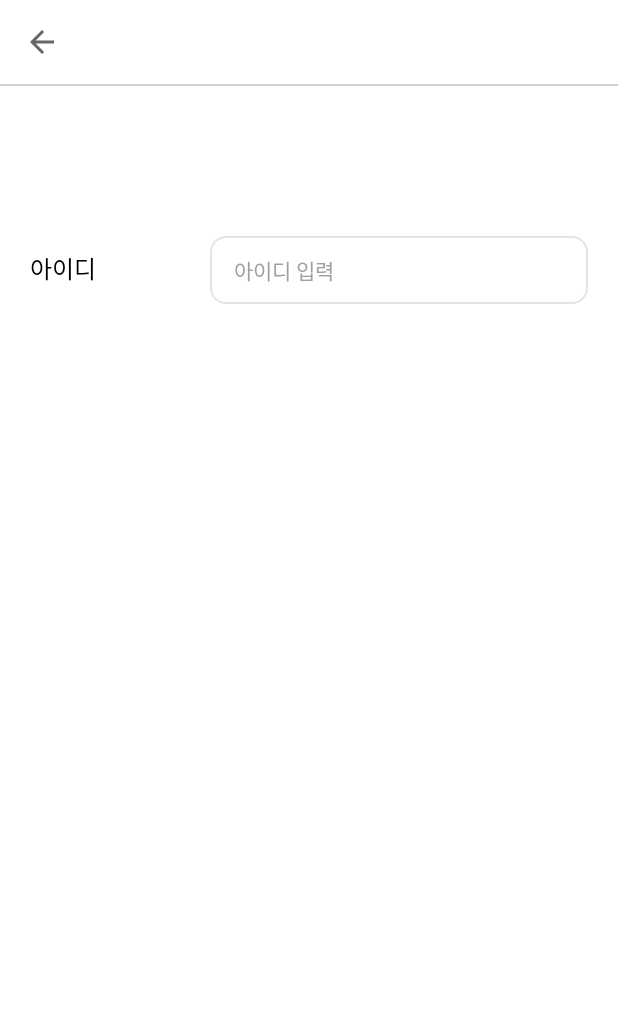
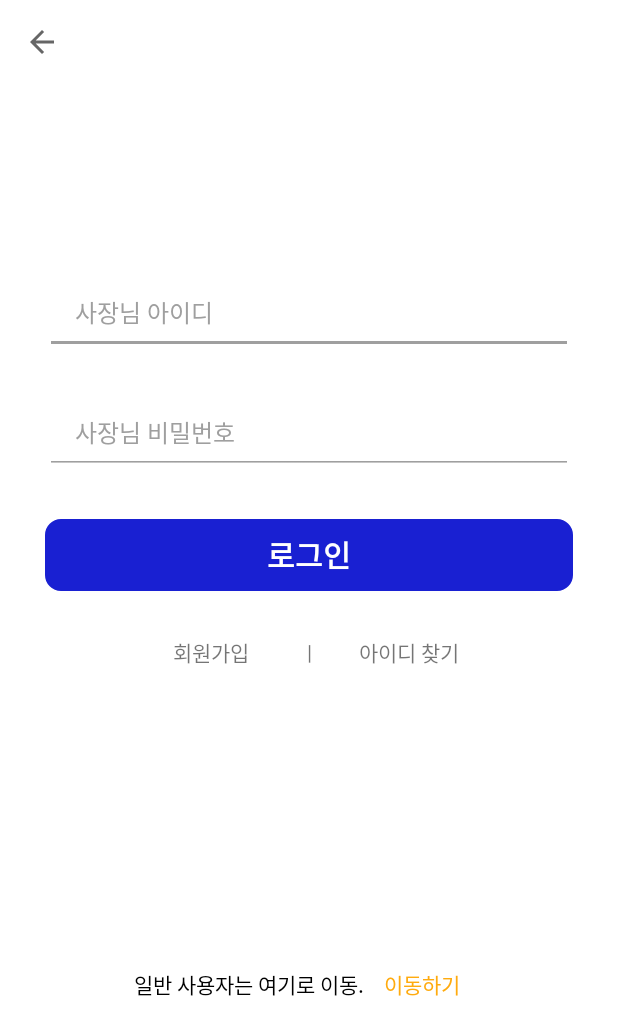
Before and after one commit to TUK-senier-project/Android_TruckSnack, an Android app: the SellerLoginActivity screen opened directly, with no data from a screen before it, on a phone screen of 412 x 824 dp. Shown: the top 1035 px of the screen. Run offline under Robolectric (Android 15) with nearby library versions, the phone set to English and light mode, and no system bars; libraries missing offline, so code that uses them is left out: arrow.core.

Commit message:
Seller 로그인 및 아이디 찾기 기능 (성공시 처리완료. 실패시 기능 미완료.)

```diff
--- a/app/build.gradle
+++ b/app/build.gradle
@@ -52,6 +52,9 @@ dependencies {
     implementation("androidx.navigation:navigation-fragment-ktx:2.5.3")
     implementation("androidx.navigation:navigation-ui-ktx:2.5.3")
 
+    // arrow(Either 사용하기 위해)
+    implementation 'io.arrow-kt:arrow-core:1.1.0'
+
     // Gson
     implementation 'com.google.code.gson:gson:2.9.0'
 
--- a/app/src/main/AndroidManifest.xml
+++ b/app/src/main/AndroidManifest.xml
@@ -6,7 +6,7 @@
     <uses-permission android:name="android.permission.INTERNET" />
     <uses-permission android:name="android.permission.ACCESS_FINE_LOCATION" />
     <uses-permission android:name="android.permission.ACCESS_COARSE_LOCATION" />
-    <uses-permission android:name="android.permission.ACCESS_NETWORK_STATE"/>
+    <uses-permission android:name="android.permission.ACCESS_NETWORK_STATE" />
     <uses-permission
         android:name="android.permission.QUERY_ALL_PACKAGES"
         tools:ignore="QueryAllPackagesPermission" />
@@ -29,10 +29,10 @@
         android:usesCleartextTraffic="true"
         tools:targetApi="31">
         <activity
-            android:name=".SellerLoginActivity"
+            android:name=".seller_login.SellerLoginActivity"
             android:exported="false" />
         <activity
-            android:name=".SellerRegister.SellerRegisterActivity"
+            android:name=".seller_register.SellerRegisterActivity"
             android:exported="false" />
         <activity
             android:name=".LocationRegisterActivity"
--- a/app/src/main/java/com/example/icontest2/LoginActivity.kt
+++ b/app/src/main/java/com/example/icontest2/LoginActivity.kt
@@ -4,8 +4,9 @@ import android.content.Intent
 import androidx.appcompat.app.AppCompatActivity
 import android.os.Bundle
 import android.widget.Toast
-import com.example.icontest2.SellerRegister.SellerRegisterActivity
+import com.example.icontest2.seller_register.SellerRegisterActivity
 import com.example.icontest2.databinding.ActivityLoginBinding
+import com.example.icontest2.seller_login.SellerLoginActivity
 
 class LoginActivity : AppCompatActivity() {
     private lateinit var binding : ActivityLoginBinding
@@ -30,7 +31,7 @@ class LoginActivity : AppCompatActivity() {
             // 고객 DB정보 넘겨주고 로그인 처리하기
         }
         binding.sellerLoginBtn.setOnClickListener {
-            val intent = Intent(this, SellerRegisterActivity::class.java)
+            val intent = Intent(this, SellerLoginActivity::class.java)
             startActivity(intent)
             // 사장 DB정보 넘겨주고 로그인 처리하기
         }
--- a/app/src/main/java/com/example/icontest2/SellerAPI.kt
+++ b/app/src/main/java/com/example/icontest2/SellerAPI.kt
@@ -1,7 +1,11 @@
 package com.example.icontest2
 
-import com.example.icontest2.SellerRegister.SellerCheckIdDTO
-import com.example.icontest2.SellerRegister.SellerRegisterDTO
+import com.example.icontest2.seller_login.SellerIdFindDTO
+import com.example.icontest2.seller_login.SellerLoginDTO
+import com.example.icontest2.seller_login.SellerLoginErrorResponse
+import com.example.icontest2.seller_login.SellerLoginResponse
+import com.example.icontest2.seller_register.SellerCheckIdDTO
+import com.example.icontest2.seller_register.SellerRegisterDTO
 import retrofit2.Response
 import retrofit2.http.Body
 import retrofit2.http.POST
@@ -11,4 +15,8 @@ interface SellerAPI {
     suspend fun registerSeller(@Body sellerData: SellerRegisterDTO): Response<Unit>
     @POST("/seller/register-check")
     suspend fun registerSellerIdCheck(@Body sellerData: SellerCheckIdDTO): String
+    @POST("/seller/idfind")
+    suspend fun sellerIdFind(@Body sellerData: SellerIdFindDTO): String
+    @POST("/seller/login")
+    suspend fun sellerLogin(@Body sellerData: SellerLoginDTO): Response<SellerLoginResponse>
 }
--- a/app/src/main/java/com/example/icontest2/SellerLoginActivity.kt
+++ /dev/null
@@ -1,23 +0,0 @@
-package com.example.icontest2
-
-import androidx.appcompat.app.AppCompatActivity
-import android.os.Bundle
-import com.example.icontest2.databinding.ActivitySellerLoginBinding
-
-class SellerLoginActivity : AppCompatActivity() {
-    private lateinit var binding : ActivitySellerLoginBinding
-
-    override fun onCreate(savedInstanceState: Bundle?) {
-        super.onCreate(savedInstanceState)
-        binding = ActivitySellerLoginBinding.inflate(layoutInflater)
-        setContentView(binding.root)
-
-        // ToolBar 설정, 제목, 버튼 활성화, 아이콘 클릭 가능 설정
-        setSupportActionBar(binding.sellerLoginToolbar) // 생성시 ()안에 id 변경.
-        supportActionBar?.title = ""
-        supportActionBar?.setDisplayHomeAsUpEnabled(true)
-        supportActionBar?.setDisplayShowHomeEnabled(true)
-
-
-    }
-}
--- /dev/null
+++ b/app/src/main/java/com/example/icontest2/seller_login/SellerLoginActivity.kt
@@ -0,0 +1,210 @@
+package com.example.icontest2.seller_login
+
+import android.content.ContentValues
+import android.content.ContentValues.TAG
+import android.content.Intent
+import android.graphics.Color
+import androidx.appcompat.app.AppCompatActivity
+import android.os.Bundle
+import android.util.Log
+import android.view.LayoutInflater
+import android.view.MenuItem
+import android.view.View
+import android.widget.Button
+import android.widget.EditText
+import android.widget.TextView
+import android.widget.Toast
+import androidx.appcompat.app.AlertDialog
+import arrow.core.Either
+import com.example.icontest2.*
+import com.example.icontest2.databinding.ActivitySellerLoginBinding
+import com.example.icontest2.seller_register.SellerCheckIdDTO
+import com.example.icontest2.seller_register.SellerRegisterActivity
+import com.example.icontest2.seller_register.SellerRegisterDTO
+import com.google.gson.GsonBuilder
+import kotlinx.coroutines.Dispatchers
+import kotlinx.coroutines.GlobalScope
+import kotlinx.coroutines.launch
+import retrofit2.Retrofit
+import retrofit2.converter.gson.GsonConverterFactory
+
+class SellerLoginActivity : AppCompatActivity() {
+    private lateinit var binding : ActivitySellerLoginBinding
+
+    override fun onCreate(savedInstanceState: Bundle?) {
+        super.onCreate(savedInstanceState)
+        binding = ActivitySellerLoginBinding.inflate(layoutInflater)
+        setContentView(binding.root)
+
+        // ToolBar 설정, 제목, 버튼 활성화, 아이콘 클릭 가능 설정
+        setSupportActionBar(binding.sellerLoginToolbar) // 생성시 ()안에 id 변경.
+        supportActionBar?.title = ""
+        supportActionBar?.setDisplayHomeAsUpEnabled(true)
+        supportActionBar?.setDisplayShowHomeEnabled(true)
+
+        val gson = GsonBuilder()
+            .setLenient()
+            .create()
+
+        val retrofit = Retrofit.Builder()
+            .baseUrl("http://13.209.18.214:8080")
+            .addConverterFactory(GsonConverterFactory.create(gson))
+            .build()
+
+        // 일반 사용자 로그인으로 이동하기 버튼 클릭 시
+        binding.sellerLoginMoveCustomerLoginTv.setOnClickListener {
+            val intent = Intent(this, LoginActivity::class.java)
+            startActivity(intent)
+        }
+        // 회원가입 버튼 클릭 시
+        binding.sellerLoginRegisterTv.setOnClickListener {
+            val intent = Intent(this, SellerRegisterActivity::class.java)
+            startActivity(intent)
+        }
+        // 아이디 찾기 버튼 클릭 시
+        binding.sellerLoginFindIdTv.setOnClickListener {
+            // Dialog만들기
+            val mDialogView = LayoutInflater.from(this).inflate(R.layout.seller_find_id_dialog, null)
+            val mBuilder = AlertDialog.Builder(this)
+                .setView(mDialogView)
+                .setTitle("아이디 찾기")
+            mBuilder.show()
+
+            val findIdBtn = mDialogView.findViewById<Button>(R.id.seller_find_id_btn)
+            findIdBtn.setOnClickListener {
+                val businessName = mDialogView.findViewById<EditText>(R.id.seller_find_id_name_edt).text.toString()
+                val phoneNumber = mDialogView.findViewById<EditText>(R.id.seller_find_id_phone_number_edt).text.toString()
+                val findIdTv = mDialogView.findViewById<TextView>(R.id.find_id_tv)
+                var sellerData = SellerIdFindDTO(businessName, phoneNumber)
+
+                val sellerAPI = retrofit.create(SellerAPI::class.java)
+
+                GlobalScope.launch(Dispatchers.IO) {
+                    try {
+                        val response = sellerAPI.sellerIdFind(sellerData)
+                        Log.d(TAG, "통신전")
+                        Log.d(TAG, "$sellerData")
+                        if (response.isNotEmpty()) {
+                            // 요청 성공
+                            Log.d(TAG, "성공")
+                            runOnUiThread {
+                                findIdTv.visibility = View.VISIBLE
+                                findIdTv.text = "아이디 - ${response}"
+                            }
+                            Log.d(TAG, "$response")
+                        } else if(response.isEmpty()) {
+                            // 요청 실패
+                            Log.d(TAG, "실패")
+                            Log.d(TAG, "$response")
+                            runOnUiThread {
+                                Toast.makeText(applicationContext, "올바른 정보가 아닙니다.", Toast.LENGTH_SHORT).show()
+                            }
+                        }
+                    } catch (e: Exception) {
+                        Log.d(TAG, "예외")
+                        Log.d(TAG, "$e")
+                    }
+                }
+            }
+        }
+        // 로그인 버튼 클릭 시
+        binding.sellerLoginBtn.setOnClickListener {
+            var id = binding.sellerLoginIdEdt.text.toString()
+            var pw = binding.sellerLoginPwEdt.text.toString()
+            val sellerData = SellerLoginDTO(id, pw)
+
+            val sellerAPI = retrofit.create(SellerAPI::class.java)
+
+            GlobalScope.launch(Dispatchers.IO) {
+                try {
+                    val response = sellerAPI.sellerLogin(sellerData)
+
+                    Log.d(TAG, "통신전")
+                    Log.d(TAG, "$response")
+                    if(response.isSuccessful) {
+                        val sellerLoginResponse = response.body()
+                        Log.d(TAG, "$sellerLoginResponse")
+                        // 로그인 성공 시 처리
+                    } else {
+                        // 로그인 실패 시 처리
+                        Log.d(TAG, "$response")
+                        Log.d(TAG, "${response.body()}")
+                    }
+                    /*
+                    when(response) {
+                        is Either.Left -> {
+                            // handle error
+                            val message = response.value.text
+                            Log.d(TAG, "$message")
+                        }
+                        is Either.Right -> {
+                            // handle success
+                            Log.d(TAG, "${response.value}")
+                        }
+                    }
+                    */
+                    /*
+                    // 응답 처리
+                    if (response.isSuccessful) {
+                        // 로그인 성공 시 Seller 객체 받아오기
+                        val seller: SellerLoginResponse? = response.body()
+                        if (seller != null) {
+                            // Seller 객체를 이용한 처리
+                            runOnUiThread {
+                                Toast.makeText(applicationContext, "${seller.id} 님 환영합니다.", Toast.LENGTH_SHORT).show()
+                                val intent = Intent(applicationContext, MainActivity::class.java)
+                                startActivity(intent)
+                            }
+                        }
+                    } else {
+                        // 로그인 실패 시 "login fail" 문자열 받아오기
+                        val errorMsg: String? = response.body().toString()
+                        if (errorMsg != null) {
+                            // "login fail" 문자열을 이용한 처리
+                            runOnUiThread {
+                                Toast.makeText(applicationContext, "아이디 혹은 비밀번호가 일치하지 않습니다.", Toast.LENGTH_SHORT).show()
+                            }
+                        }
+                    }
+                    */
+                    /*
+                    if (response.isNotEmpty()) {
+                        // 요청 성공
+                        runOnUiThread {
+                            if (response == "login fail"){    // 로그인 실패한 경우
+                                Log.d(TAG, "String : $response")
+                                Toast.makeText(applicationContext, "아이디 혹은 비밀번호가 일치하지 않습니다.", Toast.LENGTH_SHORT).show()
+                            } else{     // 로그인 성공한 경우
+                                Log.d(TAG, "SellerLoginResponse : $response")
+                                // Toast.makeText(applicationContext, "${responseBody.id} 님 환영합니다.", Toast.LENGTH_SHORT).show()
+                                val intent = Intent(applicationContext, MainActivity::class.java)
+                                startActivity(intent)
+                            }
+                        }
+                        Log.d(TAG, "성공")
+                        // Log.d(TAG, "${response.body()}")
+                        Log.d(TAG, "$response")
+                    } else {
+                        // 요청 실패
+                        Log.d(TAG, "실패")
+                        // Log.d(TAG, "${response.body()}")
+                        Log.d(TAG, "$response")
+                    }
+                    */
+                } catch (e: Exception) {
+                    Log.d(TAG, "예외")
+                    Log.d(TAG, "$e")
+                }
+            }
+        }
+    }
+    override fun onOptionsItemSelected(item: MenuItem): Boolean {
+        return when (item.itemId) {
+            android.R.id.home -> {
+                onBackPressed()
+                true
+            }
+            else -> super.onOptionsItemSelected(item)
+        }
+    }
+}
--- a/app/src/main/java/com/example/icontest2/SellerRegister/SellerCheckIdDTO.kt
+++ b/app/src/main/java/com/example/icontest2/seller_register/SellerCheckIdDTO.kt
@@ -1,4 +1,4 @@
-package com.example.icontest2.SellerRegister
+package com.example.icontest2.seller_register
 
 import com.google.gson.annotations.SerializedName
 
--- a/app/src/main/java/com/example/icontest2/SellerRegister/SellerRegisterActivity.kt
+++ b/app/src/main/java/com/example/icontest2/seller_register/SellerRegisterActivity.kt
@@ -1,4 +1,4 @@
-package com.example.icontest2.SellerRegister
+package com.example.icontest2.seller_register
 
 import android.Manifest
 import android.content.ContentValues.TAG
@@ -20,7 +20,6 @@ import android.widget.Toast
 import androidx.appcompat.app.AppCompatActivity
 import androidx.core.app.ActivityCompat
 import androidx.core.content.ContextCompat
-import androidx.core.view.isVisible
 import com.example.icontest2.*
 import com.example.icontest2.databinding.ActivitySellerRegisterBinding
 import com.google.android.gms.location.FusedLocationProviderClient
@@ -93,7 +92,7 @@ class SellerRegisterActivity : AppCompatActivity(), OnMapReadyCallback {
             .create()
 
         val retrofit = Retrofit.Builder()
-            .baseUrl("http://13.209.9.240:8080")
+            .baseUrl("http://13.209.18.214:8080")
             .addConverterFactory(GsonConverterFactory.create(gson))
             .build()
 
--- a/app/src/main/java/com/example/icontest2/SellerRegister/SellerRegisterDTO.kt
+++ b/app/src/main/java/com/example/icontest2/seller_register/SellerRegisterDTO.kt
@@ -1,4 +1,4 @@
-package com.example.icontest2.SellerRegister
+package com.example.icontest2.seller_register
 
 import com.google.gson.annotations.SerializedName
 
--- a/app/src/main/res/layout/activity_seller_login.xml
+++ b/app/src/main/res/layout/activity_seller_login.xml
@@ -5,7 +5,7 @@
     xmlns:tools="http://schemas.android.com/tools"
     android:layout_width="match_parent"
     android:layout_height="match_parent"
-    tools:context=".SellerLoginActivity"
+    tools:context=".seller_login.SellerLoginActivity"
     android:orientation="vertical"
     android:background="@color/white">
 
@@ -14,7 +14,8 @@
         android:id="@+id/seller_login_toolbar"
         android:layout_width="match_parent"
         android:layout_height="wrap_content"
-        android:background="@color/white">
+        android:background="@color/white"
+        android:layout_marginBottom="100dp">
 
         <TextView
             android:layout_width="wrap_content"
@@ -22,45 +23,94 @@
             android:layout_gravity="center"
             android:textColor="#000000"
             android:textSize="20sp"
-            android:textStyle="bold" />
+            android:textStyle="bold"/>
     </androidx.appcompat.widget.Toolbar>
-    <!-- 회색 라인추가 부분 -->
-    <View
+
+    <EditText
+        android:id="@+id/seller_login_id_edt"
         android:layout_width="match_parent"
-        android:layout_height="1dp"
-        android:background="#D0D0D0"/>
-    <!-- ToolBar 생성 끝부분 -->
+        android:layout_height="50dp"
+        android:hint=" 사장님 아이디"
+        android:paddingStart="16dp"
+        style="@style/SellerLoginEditTextHint"
+        android:layout_marginTop="30dp"
+        android:layout_marginStart="30dp"
+        android:layout_marginEnd="30dp"
+        android:backgroundTint="#9F9F9F"
+        android:gravity="top"/>
+    <EditText
+        android:id="@+id/seller_login_pw_edt"
+        android:layout_width="match_parent"
+        android:layout_height="50dp"
+        android:hint=" 사장님 비밀번호"
+        android:paddingStart="16dp"
+        style="@style/SellerLoginEditTextHint"
+        android:layout_marginTop="30dp"
+        android:layout_marginStart="30dp"
+        android:layout_marginEnd="30dp"
+        android:backgroundTint="#9F9F9F"
+        android:gravity="top"/>
+
+    <Button
+        android:id="@+id/seller_login_btn"
+        android:layout_width="match_parent"
+        android:layout_height="wrap_content"
+        android:layout_marginStart="30dp"
+        android:layout_marginEnd="30dp"
+        android:layout_marginTop="30dp"
+        android:background="@drawable/register_button_style"
+        android:text="로그인"
+        android:textSize="20sp"
+        android:textStyle="bold"
+        android:textColor="#FFFFFF"/>
 
     <LinearLayout
         android:layout_width="match_parent"
-        android:layout_height="match_parent"
-        android:layout_marginTop="100dp"
-        android:orientation="vertical"
-        >
-        <LinearLayout
-            android:layout_width="match_parent"
+        android:layout_height="wrap_content"
+        android:orientation="horizontal"
+        android:layout_marginTop="30dp"
+        android:gravity="center">
+        <TextView
+            android:id="@+id/seller_login_register_tv"
+            android:layout_width="90dp"
             android:layout_height="wrap_content"
-            android:orientation="horizontal"
-            android:paddingStart="20dp"
-            android:paddingEnd="20dp"
-            android:layout_marginBottom="5dp">
-            <TextView
-                android:layout_width="100dp"
-                android:layout_height="wrap_content"
-                android:text="아이디"
-                android:textSize="16sp"
-                android:textColor="@color/black"
-                android:layout_marginRight="20dp"/>
-            <EditText
-                android:id="@+id/seller_register_id_edt"
-                android:layout_width="match_parent"
-                android:layout_height="45dp"
-                android:background="@drawable/edit_text_style"
-                android:hint="아이디 입력"
-                android:paddingStart="16dp"
-                style="@style/EditTextHint"/>
-        </LinearLayout>
+            android:text="회원가입"
+            android:gravity="center"/>
+        <TextView
+            android:layout_width="40dp"
+            android:layout_height="wrap_content"
+            android:text="|"
+            android:gravity="center"/>
+        <TextView
+            android:id="@+id/seller_login_find_id_tv"
+            android:layout_width="90dp"
+            android:layout_height="wrap_content"
+            android:text=" 아이디 찾기"
+            android:gravity="center"/>
+    </LinearLayout>
+
+    <LinearLayout
+        android:layout_width="match_parent"
+        android:layout_height="wrap_content"
+        android:orientation="horizontal"
+        android:layout_marginTop="200dp"
+        android:gravity="center">
+        <TextView
+            android:layout_width="180dp"
+            android:layout_height="wrap_content"
+            android:text="일반 사용자는 여기로 이동."
+            android:textColor="@color/black"
+            android:gravity="center"/>
+
+        <TextView
+            android:id="@+id/seller_login_move_customer_login_tv"
+            android:layout_width="80dp"
+            android:layout_height="wrap_content"
+            android:text="이동하기"
+            android:gravity="left"
+            android:textColor="#FFAB0F"/>
     </LinearLayout>
 
 
+
 </LinearLayout>
--- a/app/src/main/res/layout/activity_seller_register.xml
+++ b/app/src/main/res/layout/activity_seller_register.xml
@@ -5,7 +5,7 @@
     xmlns:tools="http://schemas.android.com/tools"
     android:layout_width="match_parent"
     android:layout_height="match_parent"
-    tools:context=".SellerRegister.SellerRegisterActivity"
+    tools:context=".seller_register.SellerRegisterActivity"
     android:orientation="vertical"
     android:background="@color/white">
 
--- a/app/src/main/res/values/themes.xml
+++ b/app/src/main/res/values/themes.xml
@@ -17,5 +17,9 @@
         <item name="android:textSize">14sp</item>
         <item name="android:textColorHint">#9F9F9F</item>
     </style>
+    <style name="SellerLoginEditTextHint">
+        <item name="android:textSize">16sp</item>
+        <item name="android:textColorHint">#9F9F9F</item>
+    </style>
 
 </resources>
```
Also changed, not shown: app/src/main/java/com/example/icontest2/seller_login/SellerIdFindDTO.kt (added, +8 -0 lines), app/src/main/java/com/example/icontest2/seller_login/SellerLoginDTO.kt (added, +8 -0 lines), app/src/main/java/com/example/icontest2/seller_login/SellerLoginErrorResponse.kt (added, +7 -0 lines), app/src/main/java/com/example/icontest2/seller_login/SellerLoginResponse.kt (added, +21 -0 lines), app/src/main/res/drawable/toast_style.xml (added, +10 -0 lines), app/src/main/res/layout/seller_find_id_dialog.xml (added, +59 -0 lines), app/src/main/res/layout/toast_layout.xml (added, +27 -0 lines).
